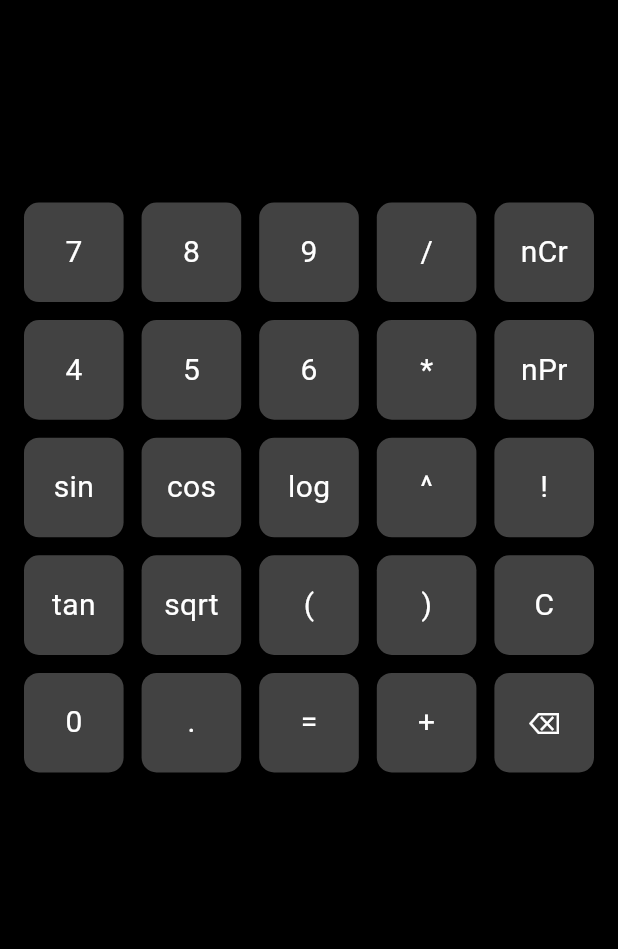
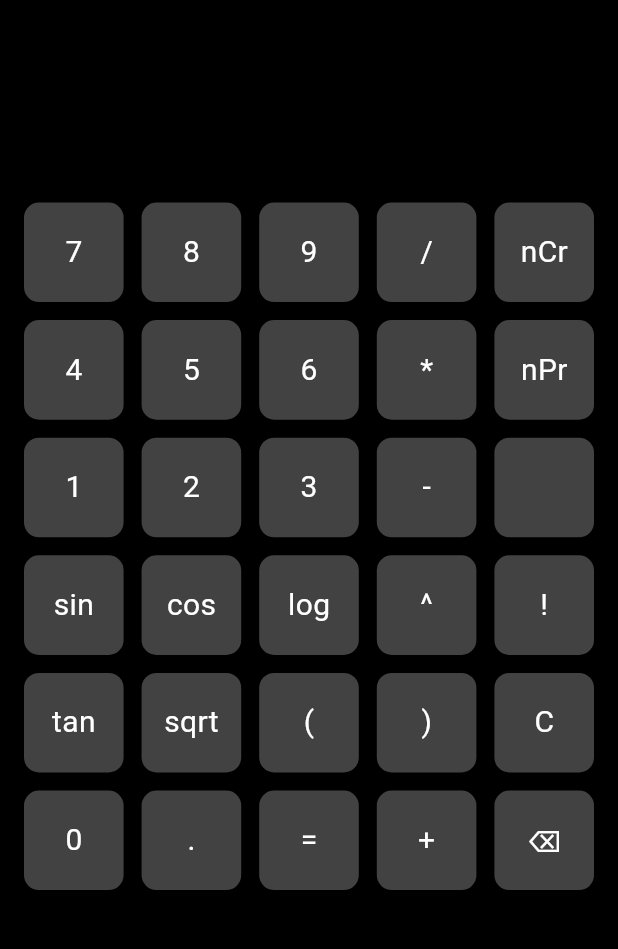
Before and after one commit to berrgrayson/calcify, a Flutter app: the screen it shows after launch, on a phone screen of 412 x 824 dp, the part 84-1033 px from its top. Run offline on Flutter 3.47's test engine with Material 3 defaults, Android fonts, the phone set to English and light mode, and no system bars; our stand-ins replace math_expressions.

```diff
--- a/lib/screens/calculator_screen.dart
+++ b/lib/screens/calculator_screen.dart
@@ -41,6 +41,13 @@ class CalculatorScreen extends StatelessWidget {
                 CalcButton(text: '*', onTap: () => calcState.appendOperator('*')),
                 CalcButton(text: 'nPr', onTap: () => calcState.appendPermutation()),
 
+                // Row 1: Basic numbers and operators
+                CalcButton(text: '1', onTap: () => calcState.appendValue('1')),
+                CalcButton(text: '2', onTap: () => calcState.appendValue('2')),
+                CalcButton(text: '3', onTap: () => calcState.appendValue('3')),
+                CalcButton(text: '-', onTap: () => calcState.appendOperator('-')),
+                CalcButton(text: '', onTap: () => ()),
+
                 // Row 3: Advanced functions
                 CalcButton(text: 'sin', onTap: () => calcState.appendAdvancedFunction('sin')),
                 CalcButton(text: 'cos', onTap: () => calcState.appendAdvancedFunction('cos')),
```
